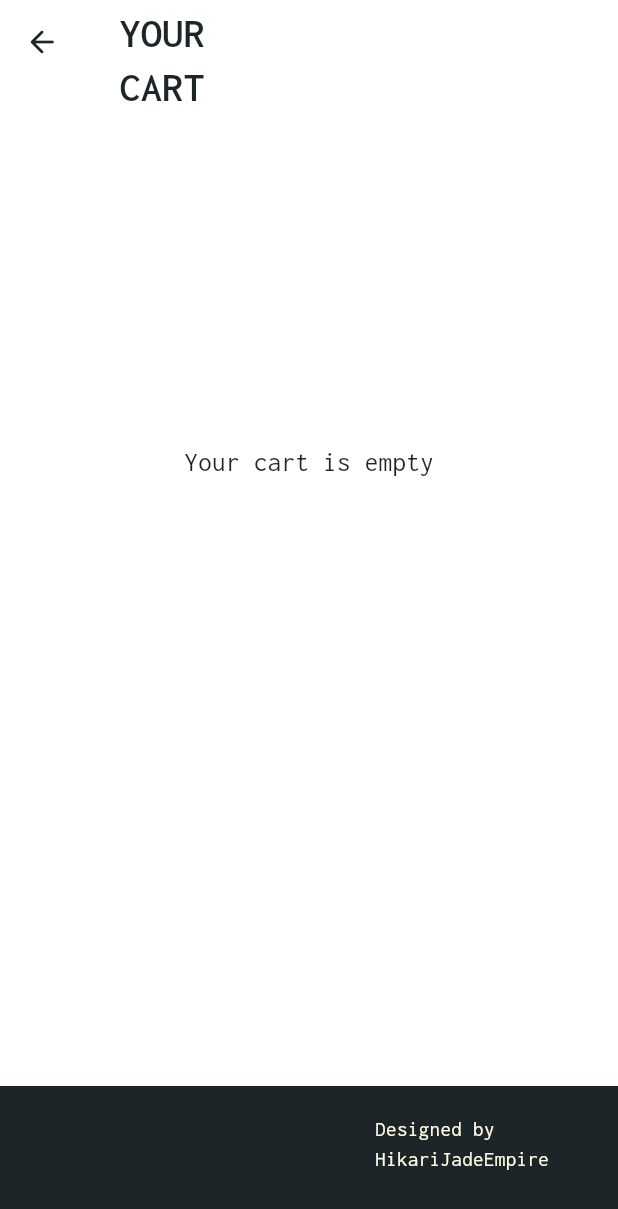
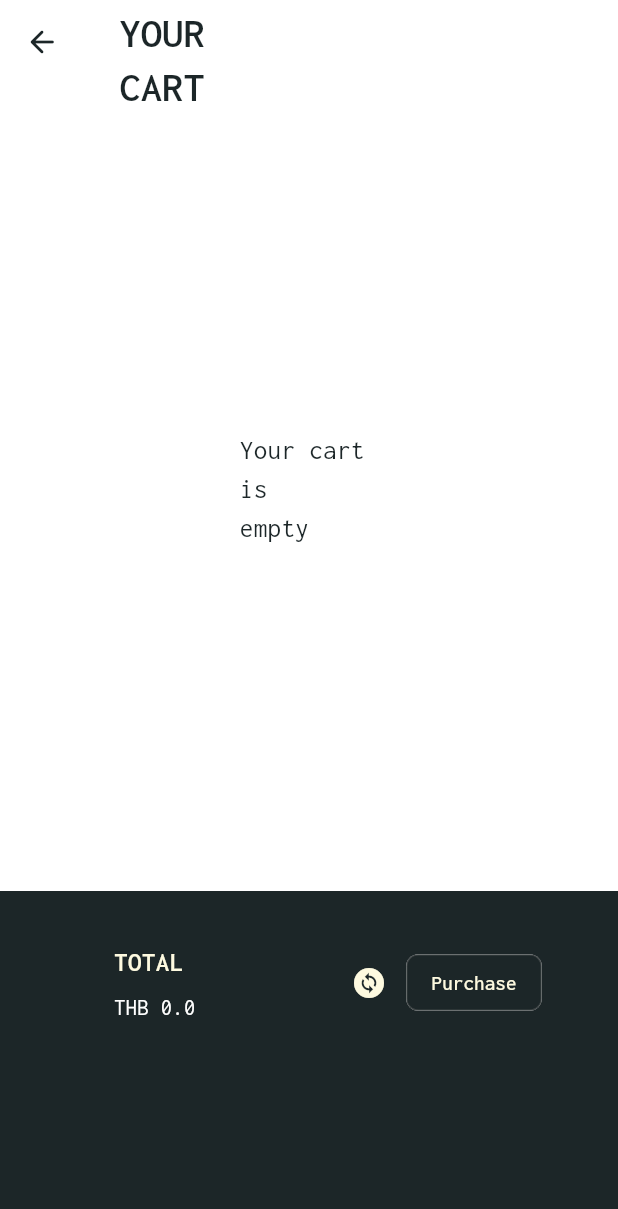
Before and after one commit to HikariJadeEmpire/shopping_app, a Flutter app: the CartPage screen opened directly, on a phone screen of 412 x 824 dp. Shown: the top 1209 px of the screen. Run offline on Flutter 3.47's test engine with Material 3 defaults, Android fonts, the phone set to English and light mode, and no system bars; our stand-ins replace carousel_slider.

Commit message:
so close

```diff
--- /dev/null
+++ b/devtools_options.yaml
@@ -0,0 +1,3 @@
+description: This file stores settings for Dart & Flutter DevTools.
+documentation: https://docs.flutter.dev/tools/devtools/extensions#configure-extension-enablement-states
+extensions:
--- a/lib/MyComponents.dart
+++ b/lib/MyComponents.dart
@@ -1,5 +1,15 @@
 import 'package:flutter/material.dart';
+import 'package:provider/provider.dart';
 import 'DetailPage.dart';
+
+class CartProvider extends ChangeNotifier {
+  double totprice = gettotal();
+
+  void updatetot() {
+    totprice = gettotal();
+    notifyListeners();
+  }
+}
 
 enum ThemeColr {
   hilightPrimary,
@@ -19,14 +29,6 @@ Color getColor(enumthemeColr) {
       }
     }
 }
-
-Icon changeView(crs) {
-    if (crs == true) {
-      return Icon(Icons.apps);
-    } else {
-      return Icon(Icons.width_full_outlined);
-    }
-  }
 
 List<Widget> getRelevantProd(context, String filter, List allproduct, Function func) {
 
@@ -204,6 +206,30 @@ List productDetails = [
   },
 ];
 
+double gettotal() {
+    double totprice = 0.00;
+    if (oncart.isNotEmpty) {
+      for (int i = 0; i < oncart.length; i++) {
+        if (oncart[i]['isChecked'] == true) {
+          totprice += (oncart[i]['product']['price'] * oncart[i]['amount']);
+        }
+      }
+      return totprice;
+    } else {
+      return totprice;
+    }
+  }
+
+void clearCart() {
+  if (oncart.isNotEmpty) {
+      for (int i = 0; i < oncart.length; i++) {
+        if (oncart[i]['isChecked'] == true) {
+          oncart[i]['isChecked'] = false;
+        }
+      }
+  }
+}
+
 List oncart = [];
 
 List getNonCart() {
@@ -222,19 +248,45 @@ Map getCartItem(n) {
   else {
     return {
       'product_id': null,
-      'product': 'Your cart is empty',
+      'product': 'Your cart \nis \nempty',
       'selectedSize': null,
       'isChecked': false,
       'amount': 0,
+      'sumprice':0.00,
     };
   }
 }
 
+List<Widget> getCart(context, List cart) {
+
+  if (getNonCart()[0] == 0) {
+    return [CartItem(
+      cartItem: getCartItem(0),
+    )];
+  } else {
+    return List<CartItem>.generate(cart.length, (int index) {
+      return CartItem(
+        cartItem: getCartItem(index),
+        );
+      }
+    );
+  }
+
+}
+
+IconData changeView(crs) {
+    if (crs == true) {
+      return Icons.check_box_rounded;
+    } else {
+      return Icons.check_box_outline_blank_rounded;
+    }
+  }
+
 class CartItem extends StatefulWidget {
 
-  late Map cartItem;
+  final Map cartItem;
 
-  CartItem({
+  const CartItem({
     super.key,
     required this.cartItem,
     });
@@ -247,6 +299,18 @@ class CartItem extends StatefulWidget {
 
 class _CartItemState extends State<CartItem> {
 
+  late bool isChecked;
+  late int nitem;
+
+  @override
+  void initState() {
+    super.initState();
+
+    isChecked = false;
+    nitem = widget.cartItem['amount'];
+
+  }
+
   @override
   Widget build(BuildContext context) {
     return Builder(
@@ -256,7 +320,8 @@ class _CartItemState extends State<CartItem> {
 
         if (ccartItem['product_id'] == null) {
               return Center(
-                heightFactor: 16,
+                heightFactor: 5.8,
+                widthFactor: 2,
                 child: Text(
                   ccartItem['product'],
                   style: TextStyle(
@@ -279,11 +344,20 @@ class _CartItemState extends State<CartItem> {
                 width: 38,
                 child: IconButton(
                   onPressed: () {
-                      // TODO: Check box
+                      setState(() {
+                        if (widget.cartItem['isChecked'] == false) {
+                          widget.cartItem['isChecked'] = true;
+                        } else {
+                          widget.cartItem['isChecked'] = false;
+                        }
+                        });
+                        Provider.of<CartProvider>(context, listen: false).updatetot();
                     },
                   icon: Icon(
-                    Icons.check_box_outline_blank_rounded,
-                    color: Theme.of(context).colorScheme.onSecondaryContainer,
+                    changeView(widget.cartItem['isChecked']),
+                    color: isChecked == true
+                    ? Theme.of(context).colorScheme.onSecondaryContainer
+                    : Theme.of(context).colorScheme.onSecondaryContainer,
                     ),
                   highlightColor: getColor(ThemeColr.hilightPrimary),
                   ),
@@ -357,12 +431,13 @@ class _CartItemState extends State<CartItem> {
                           width: 40,
                           child: IconButton(
                             onPressed: () {
-                              if (widget.cartItem['amount'] >= 1) {
+                              if (widget.cartItem['amount'] > 1) {
                                 widget.cartItem['amount']--;
-                              } else {
-                                // TODO: remove from cart
                               }
-
+                              setState(() {
+                                nitem = widget.cartItem['amount'];
+                              });
+                              Provider.of<CartProvider>(context, listen: false).updatetot();
                               },
                             icon: Icon(
                               Icons.do_not_disturb_on_outlined,
@@ -390,6 +465,10 @@ class _CartItemState extends State<CartItem> {
                           child: IconButton(
                             onPressed: () {
                                 widget.cartItem['amount']++;
+                                setState(() {
+                                  nitem = widget.cartItem['amount'];
+                                });
+                                Provider.of<CartProvider>(context, listen: false).updatetot();
                               },
                             icon: Icon(
                               Icons.add_circle_outline_rounded,
--- a/lib/cart_page.dart
+++ b/lib/cart_page.dart
@@ -1,4 +1,5 @@
 import 'package:flutter/material.dart';
+import 'package:provider/provider.dart';
 import 'MyComponents.dart';
 
 class CartPage extends StatefulWidget {
@@ -80,17 +81,10 @@ class _CartPageState extends State<CartPage> {
         SliverToBoxAdapter(
             child: Column(
               // mainAxisAlignment: MainAxisAlignment.spaceEvenly,
-              children: [
-
-                ////////////////////////////
-                ////// START Widgets HERE !!
-                ////////////////////////////
-
-                CartItem(
-                  cartItem: getCartItem(0),
-                  ),
-
-              ]
+              children: getCart(
+                context,
+                oncart,
+                )
 
           )
         )
@@ -101,42 +95,99 @@ class _CartPageState extends State<CartPage> {
 
     bottomNavigationBar: Container(
       color: Theme.of(context).colorScheme.secondary,
-      height: 100,
+      height: 230,
       child: Column(
         children: [
 
-          // Container(
+          Container(
 
-          //   margin: EdgeInsets.all(4),
-          //   height: 24,
+            margin: EdgeInsets.all(6),
+            height: 110,
 
-          //   child: BottomInfo(pcolr: primaryColr, scolr: secondColr, shcolr: platinumHlColr, textLong: aboutText),
-          //   ),
+            child: Row(
+              mainAxisAlignment: MainAxisAlignment.end,
+              children: [
 
-          Row(
-            mainAxisAlignment: MainAxisAlignment.end,
+                Container(
+                  width: 180,
+                  padding: EdgeInsets.fromLTRB(30, 10, 5, 10),
+                  child: Column(
+                    mainAxisAlignment: MainAxisAlignment.center,
                     crossAxisAlignment: CrossAxisAlignment.start,
                     spacing: 6,
                     children: [
+
+                      Text(
+                        'TOTAL',
+                        textAlign: TextAlign.start,
+                        style: TextStyle(
+                          fontSize: 18,
+                          fontWeight: FontWeight.w600,
+                          color: Theme.of(context).colorScheme.onSecondary,
+                          ),
+                        ),
+
+                      Text(
+                        'THB ${Provider.of<CartProvider>(context).totprice}',
+                        textAlign: TextAlign.start,
+                        style: TextStyle(
+                          fontSize: 15,
+                          fontWeight: FontWeight.w400,
+                          color: Theme.of(context).colorScheme.primary,
+                          ),
+                        ),
+
+                      ],
+                    ),
+                  ),
+
                 Container(
+                  margin: EdgeInsets.all(0),
+                  width: 40,
+                  child: IconButton(
+                    onPressed: () {
+                        clearCart();
+                        Provider.of<CartProvider>(context, listen: false).updatetot();
+                      },
+                    icon: Icon(
+                      Icons.change_circle,
+                      color: Theme.of(context).colorScheme.onSecondary,
+                      ),
+                    highlightColor: getColor(ThemeColr.hilightSecondary),
+                    ),
+                  ),
 
-                margin: EdgeInsets.fromLTRB(0, 10, 10, 10),
-                padding: EdgeInsets.all(8),
-
-                width: 160,
-
-                child: Text(
-                  'Designed by\nHikariJadeEmpire',
-                  textAlign: TextAlign.justify,
+                Container(
+                  // color: Theme.of(context).colorScheme.onSecondary,
+                  padding: EdgeInsets.fromLTRB(0, 10, 40, 10),
+                  width: 140,
+                  child: GestureDetector(
+                    onTap: () {
+                      setState(() {
+                        // TODO: On buy
+                      });
+                    },
+                    child: Chip(
+                      backgroundColor: Theme.of(context).colorScheme.secondary,
+                      side: BorderSide(
+                        color: getColor(ThemeColr.hilightSecondary),
+                        width: 0.8,
+                      ),
+                      label: Text(
+                        'Purchase',
                         style: TextStyle(
                           fontSize: 14,
                           color: Theme.of(context).colorScheme.onSecondary,
                         ),
                       ),
+                    ),
+                  ),
+                ),
 
-              ),
               ],
             ),
+          ),
+
         ],
       ),
     ),
--- a/lib/main.dart
+++ b/lib/main.dart
@@ -1,5 +1,7 @@
 import 'package:flutter/material.dart';
+import 'package:provider/provider.dart';
 import 'package:shopping_app/MyPage.dart';
+import 'MyComponents.dart';
 
 void main() {
   runApp(const MyApp());
@@ -13,7 +15,11 @@ class MyApp extends StatelessWidget {
 
     // BuildContext is to tell the Flutter how widget tree is structed
 
-    return MaterialApp(
+    return ChangeNotifierProvider(
+      create: (context) {
+        return CartProvider();
+      },
+      child: MaterialApp(
         debugShowCheckedModeBanner: true,
         title: 'Shopping App',
         theme: ThemeData(
@@ -33,6 +39,7 @@ class MyApp extends StatelessWidget {
           fontFamily: 'Inconsolata',
         ),
         home: ShoppingApp(),
+      ),
     );
   }
 }
--- a/pubspec.yaml
+++ b/pubspec.yaml
@@ -11,7 +11,7 @@ environment:
 dependencies:
   flutter:
     sdk: flutter
-
+  provider: ^6.1.5
   cupertino_icons: ^1.0.8
   # google_fonts: ^6.2.1
   carousel_slider: ^5.0.0
```
Also changed, not shown: lib/DetailPage.dart (+11 -3 lines), lib/MyPage.dart (+0 -33 lines), pubspec.lock. Lines whose indentation alone changed are shown as unchanged.
